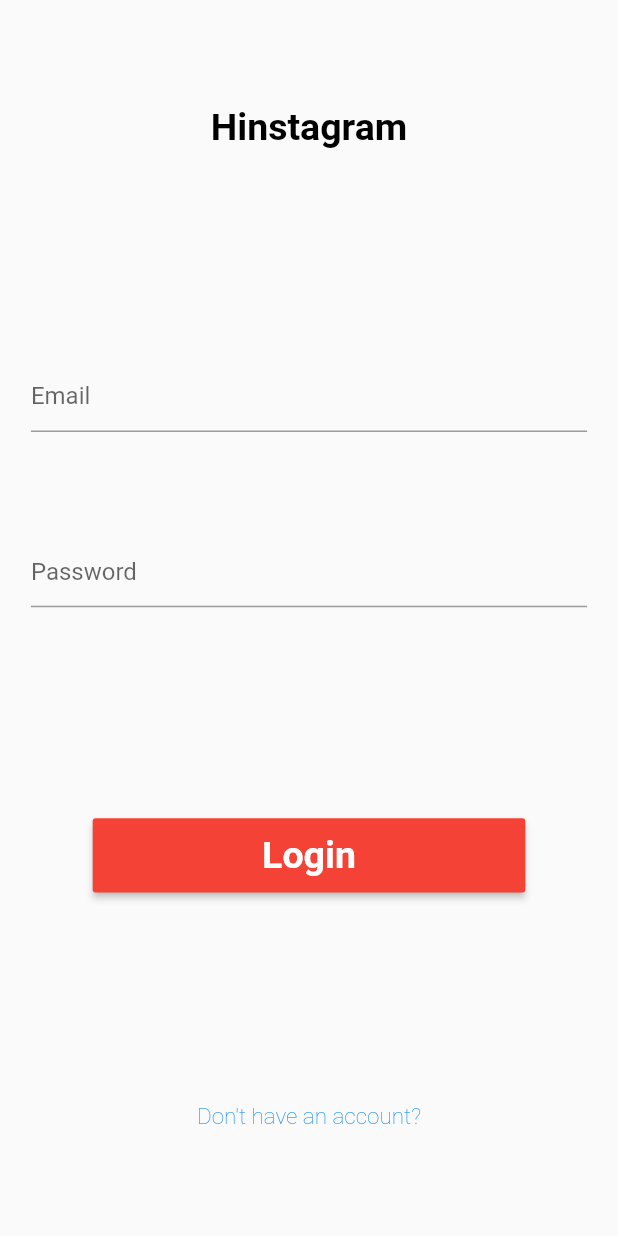
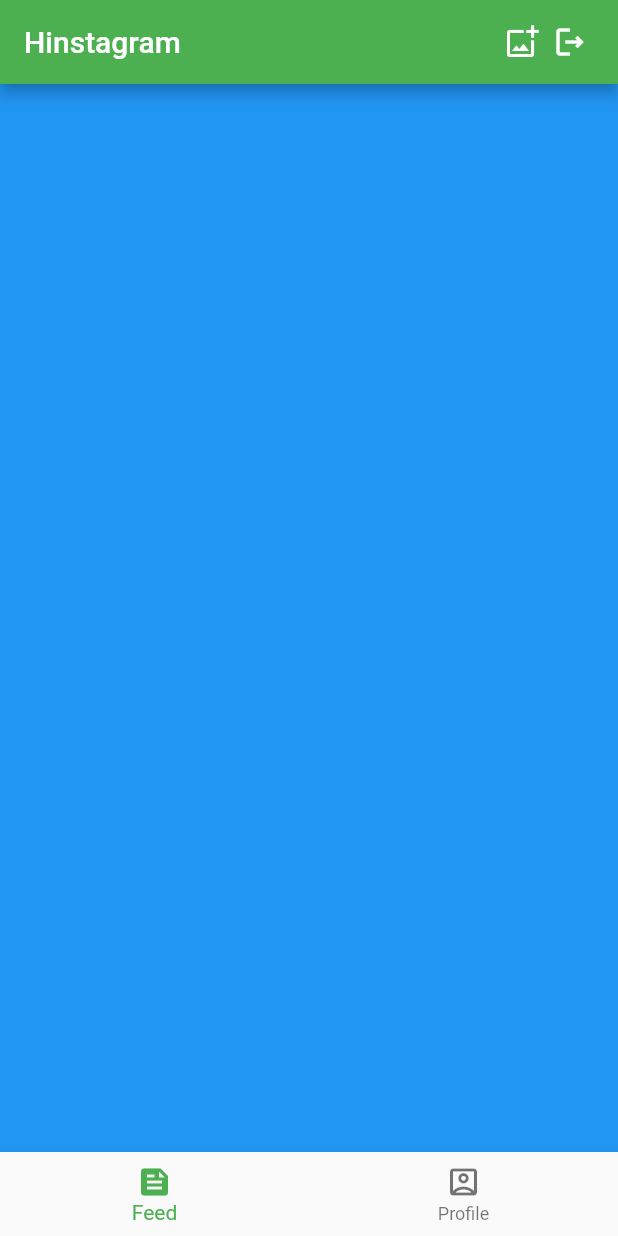
Before and after one commit to Elmurodjon01/hinstagram, a Flutter app: the screen it shows after launch, on a phone screen of 412 x 824 dp. Run offline on Flutter 3.47's test engine with Material 2 defaults, Android fonts, the phone set to English and light mode, and no system bars; our stand-ins replace file_picker; accounts and stored records are empty.

```diff
--- a/lib/main.dart
+++ b/lib/main.dart
@@ -1,6 +1,7 @@
 import 'package:flutter/material.dart';
 import 'package:hinstagram/views/home_view.dart';
 import 'package:hinstagram/views/login_view.dart';
+import 'package:hinstagram/views/main_view.dart';
 import 'package:hinstagram/views/register_veiw.dart';
 
 void main() {
@@ -15,10 +16,11 @@ class MyApp extends StatelessWidget {
       theme: ThemeData(
         primarySwatch: Colors.green,
       ),
-      initialRoute: 'login',
+      initialRoute: 'main',
       routes: {
-        'login': (context) => LoginView(),
-        'register': (context) => RegisterView(),
+        'login': (context) => const LoginView(),
+        'register': (context) => const RegisterView(),
+        'main': (context) => const MainView(),
       },
     );
   }
--- /dev/null
+++ b/lib/views/main_view.dart
@@ -0,0 +1,62 @@
+import 'package:flutter/material.dart';
+
+class MainView extends StatefulWidget {
+  const MainView({Key? key}) : super(key: key);
+
+  @override
+  State<MainView> createState() => _MainViewState();
+}
+
+class _MainViewState extends State<MainView> {
+  int _currentPage = 0;
+  final List<Widget> _pages = [
+    Container(color: Colors.blue,),
+    Container(color: Colors.red,),
+  ];
+  @override
+  Widget build(BuildContext context) {
+    return Scaffold(
+      appBar: AppBar(
+        title: const Text('Hinstagram'),
+        actions: [
+          GestureDetector(
+            onTap: (){},
+            child: const Icon(Icons.add_photo_alternate_outlined),
+          ),
+          Padding(
+            padding: const EdgeInsets.all(8.0),
+            child: GestureDetector(
+              child: const Icon(Icons.logout_outlined),
+            ),
+          ),
+          const SizedBox(width:12,),
+        ],
+      ),
+      bottomNavigationBar: _bottomNavigationBar(),
+      body: _pages[_currentPage],
+    );
+  }
+
+  Widget _bottomNavigationBar (){
+    return BottomNavigationBar(
+      currentIndex: _currentPage,
+      onTap: (_index){
+        setState(() {
+          _currentPage = _index;
+        });
+      },
+      items: const[
+        BottomNavigationBarItem(
+          //label is required and in the case label is not provided, the app will crush
+          label: 'Feed',
+          icon: Icon(Icons.feed),
+        ),
+        BottomNavigationBarItem(
+          //label is required and in the case label is not provided, the app will crush
+          label: 'Profile',
+          icon: Icon(Icons.account_box_outlined),
+        ),
+      ],
+    );
+  }
+}
--- a/pubspec.yaml
+++ b/pubspec.yaml
@@ -36,6 +36,7 @@ dependencies:
   # The following adds the Cupertino Icons font to your application.
   # Use with the CupertinoIcons class for iOS style icons.
   cupertino_icons: ^1.0.2
+  file_picker: ^5.1.0
 
 dev_dependencies:
   flutter_test:
```
Also changed, not shown: lib/views/register_veiw.dart (+142 -2 lines), pubspec.lock, 6 other files.
